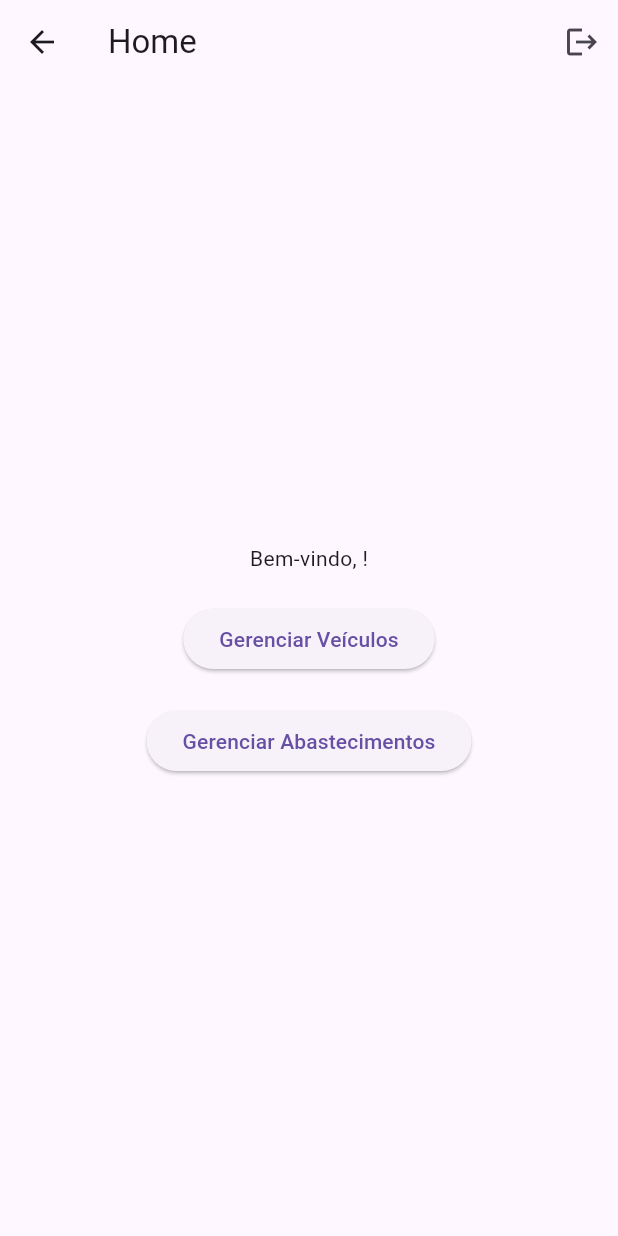
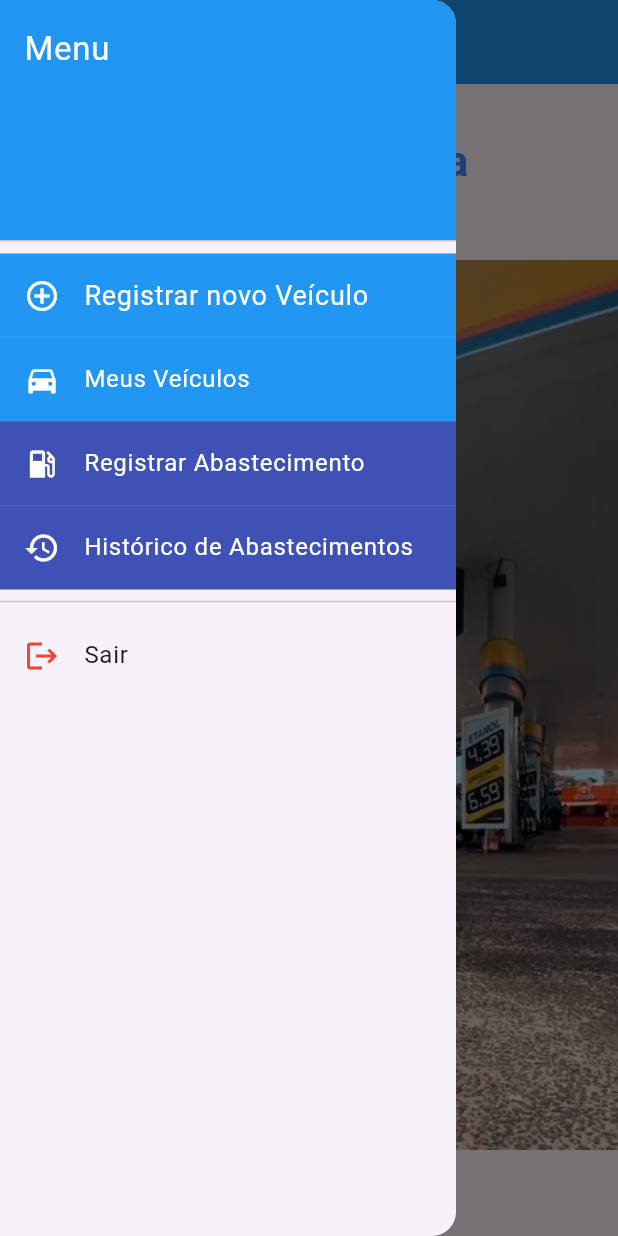
Before and after one commit to Aluno531/ProvaAndre, a Flutter app: the HomePage screen opened by its route, with the side drawer open (before the commit the screen has no drawer), on a phone screen of 412 x 824 dp. Run offline on Flutter 3.47's test engine with Material 3 defaults, Android fonts, the phone set to English and light mode, and no system bars; our stand-ins replace cloud_firestore, firebase_auth, firebase_core; accounts and stored records are empty.

Commit message:
tema customizado e navegação

```diff
--- a/lib/pages/home_page.dart
+++ b/lib/pages/home_page.dart
@@ -1,8 +1,10 @@
 import 'package:flutter/material.dart';
+import 'package:flutter_bom/pages/abastecimento/abastecimento_add_page.dart';
+import 'package:flutter_bom/pages/veiculos/add_veiculos_page.dart';
 import '../services/auth_service.dart';
 
 import 'veiculos/veiculos_list_page.dart';
-import '../pages/abastecimento/abastecimentos_list_page.dart'; // <-- importe a lista de abastecimentos
+import '../pages/abastecimento/abastecimentos_list_page.dart';
 
 class HomePage extends StatelessWidget {
   HomePage({super.key});
@@ -14,48 +16,143 @@ class HomePage extends StatelessWidget {
     return Scaffold(
       appBar: AppBar(
         title: Text("Home"),
-        actions: [
-          IconButton(
-            icon: Icon(Icons.logout),
-            onPressed: () async {
-              await auth.signOut();
-              Navigator.pushReplacementNamed(context, '/');
-            },
-          )
-        ],
+        titleTextStyle: TextStyle(color: Colors.white, fontSize: 22),
+        backgroundColor: Colors.blue,
       ),
-      body: Center(
-        child: Column(
-          mainAxisAlignment: MainAxisAlignment.center,
+
+
+      drawer: Drawer(
+        child: ListView(
+          padding: EdgeInsets.zero,
           children: [
-            Text("Bem-vindo, ${auth.currentUser?.email}!"),
+            DrawerHeader(
+              decoration: BoxDecoration(color: Colors.blue),
+              child: Text(
+                "Menu",
+                style: TextStyle(color: Colors.white, fontSize: 22),
+              ),
+            ),
 
-            const SizedBox(height: 20),
+            Container(
+  color: Colors.blue,
+  child: ListTile(
+    leading: Icon(Icons.add_circle_outline, color: Colors.white),
+    title: Text("Registrar novo Veículo",
+        style: TextStyle(color: Colors.white, fontSize: 18)),
+    onTap: () {
+     Navigator.push(
+                  context,
+                  MaterialPageRoute(builder: (_) => AddVeiculosPage()),
+                );
+    },
+  ),
+),
 
-            ElevatedButton(
-              child: Text("Gerenciar Veículos"),
-              onPressed: () {
-                Navigator.push(
+            Container(
+  color: Colors.blue,
+  child: ListTile(
+    tileColor: Colors.blue,
+    leading: Icon(Icons.directions_car, color: Colors.white),
+    title: Text("Meus Veículos", style: TextStyle(color: Colors.white)),
+    onTap: () {
+      Navigator.push(
+        context,
+        MaterialPageRoute(builder: (_) => VeiculosListPage()),
+      );
+    },
+  ),
+),
+
+            Container(
+              color: Colors.indigo,
+            child:ListTile(
+               tileColor: Colors.indigo,
+              leading: Icon(Icons.local_gas_station , color: Colors.white),
+              title: Text("Registrar Abastecimento", style: TextStyle(color: Colors.white)),
+              onTap: () {
+               Navigator.push(
                   context,
-                  MaterialPageRoute(builder: (_) => VeiculosListPage()),
+                  MaterialPageRoute(builder: (_) => AddAbastecimentoPage()),
                 );
               },
             ),
+            ),
 
-            const SizedBox(height: 20),
+            Container(
 
-            ElevatedButton(
-              child: Text("Gerenciar Abastecimentos"),
-              onPressed: () {
+            child:ListTile(
+              tileColor:Colors.indigo,
+              leading: Icon(Icons.history, color: Colors.white),
+              title: Text("Histórico de Abastecimentos", style: TextStyle(color: Colors.white)),
+              onTap: () {
                 Navigator.push(
                   context,
                   MaterialPageRoute(builder: (_) => AbastecimentosListPage()),
                 );
               },
             ),
+            ),
+
+
+            Divider(),
+
+            ListTile(
+              leading: Icon(Icons.logout, color: Colors.red),
+              title: Text("Sair"),
+              onTap: () async {
+                await auth.signOut();
+                Navigator.pushReplacementNamed(context, '/');
+              },
+            ),
           ],
         ),
       ),
+
+ body: Center(
+  child: Column(
+    mainAxisSize: MainAxisSize.min,
+    children: [
+      Text(
+        "Posto Aupiranga",
+        style: TextStyle(
+          fontSize: 28,
+          fontWeight: FontWeight.bold,
+          color: Colors.blueAccent,
+        ),
+        textAlign: TextAlign.center,
+      ),
+      SizedBox(height: 20),
+      Container(
+        constraints: BoxConstraints(
+          maxWidth: 449,
+          maxHeight: 646,
+        ),
+        decoration: BoxDecoration(
+          image: DecorationImage(
+            image: AssetImage("assets/images/Posto.jpg"),
+            fit: BoxFit.contain,
+          ),
+        ),
+        child: Center(
+          child: Text(
+            "Bem-vindo, ${auth.currentUser?.email}!",
+            style: TextStyle(
+              fontSize: 20,
+              color: Colors.white,
+              fontWeight: FontWeight.bold,
+              shadows: [Shadow(blurRadius: 5, color: Colors.black)],
+            ),
+            textAlign: TextAlign.center,
+          ),
+        ),
+      ),
+    ],
+  ),
+),
+
+
+
+
     );
   }
 }
--- a/pubspec.yaml
+++ b/pubspec.yaml
@@ -67,6 +67,9 @@ flutter:
   # included with your application, so that you can use the icons in
   # the material Icons class.
   uses-material-design: true
+  assets:
+    - assets/images/Posto.jpg
+
 
   # To add assets to your application, add an assets section, like this:
   # assets:
```
Also changed, not shown: lib/main.dart (+10 -0 lines), lib/pages/abastecimento/abastecimento_add_page.dart (+19 -4 lines), lib/pages/abastecimento/abastecimento_edit_page.dart (+18 -5 lines), lib/pages/abastecimento/abastecimentos_list_page.dart (+9 -1 lines), lib/pages/veiculos/add_veiculos_page.dart (+20 -3 lines), lib/pages/veiculos/edit_veiculos_page.dart (+20 -3 lines), lib/pages/veiculos/veiculos_list_page.dart (+7 -1 lines), assets/images/Posto.jpg (added).
